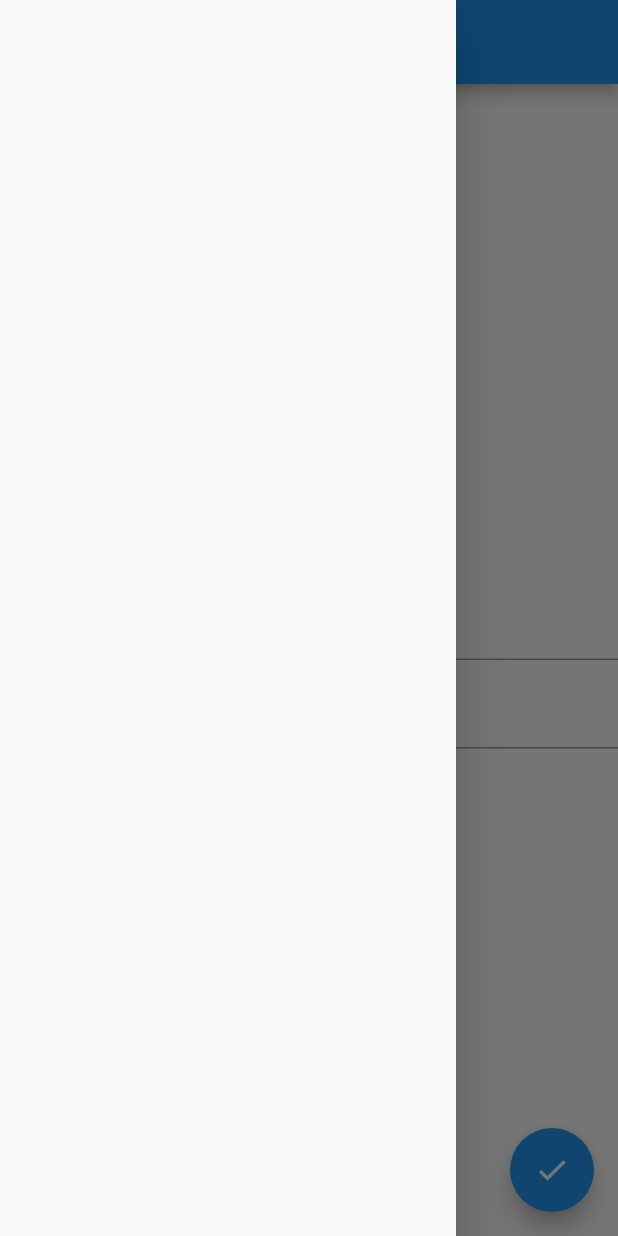
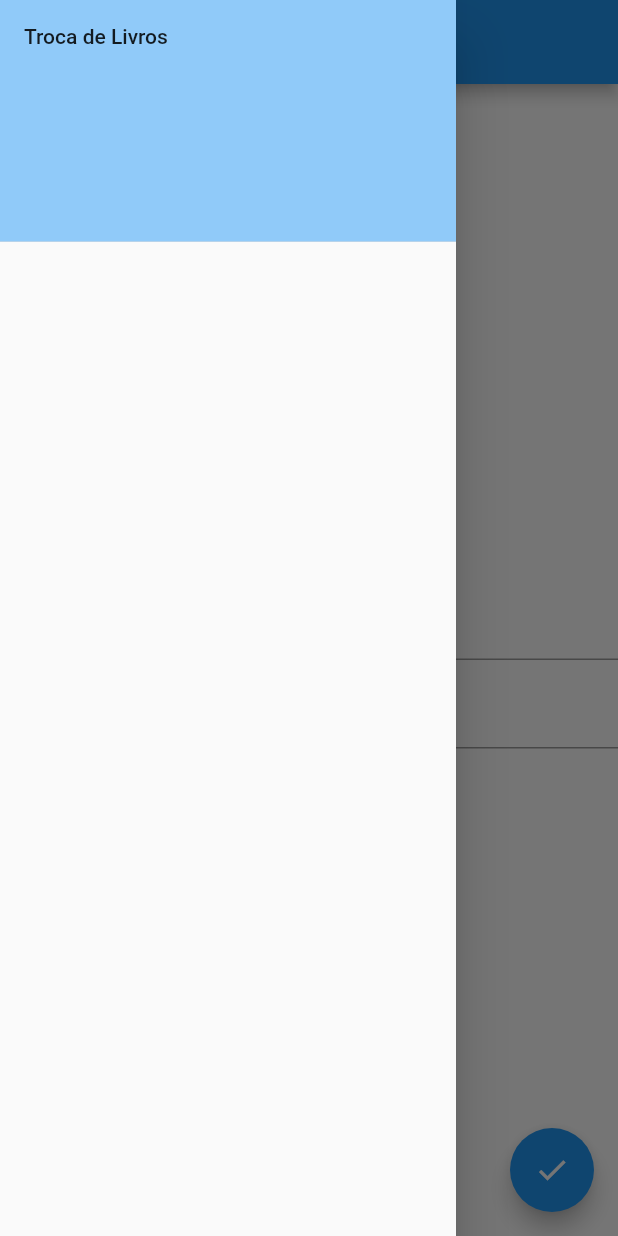
Before and after one commit to gabriellicorrea/trocadelivros, a Flutter app: the screen it shows after launch, with the side drawer open, on a phone screen of 412 x 824 dp. Run offline on Flutter 3.47's test engine with Material 2 defaults, Android fonts, the phone set to English and light mode, and no system bars.

Commit message:
adicionando o drower.

```diff
--- a/lib/login.dart
+++ b/lib/login.dart
@@ -12,9 +12,18 @@ class _LoginState extends State<Login> {
   @override
   Widget build(BuildContext context) {
     return Scaffold(
-      drawer: Drawer(),
+      drawer: Drawer(
+        child: ListView(padding: EdgeInsets.zero, children: <Widget>[
+          DrawerHeader(
+            child: Text('Troca de Livros'),
+            decoration: BoxDecoration(
+              color: Colors.blue[200],
+            ),
+          ),
+        ]),
+      ),
       appBar: AppBar(
-        title: Text("Widget TextField"),
+        title: Text("Troca de Livros"),
       ),
       body: Container(
         color: Colors.white,
```
